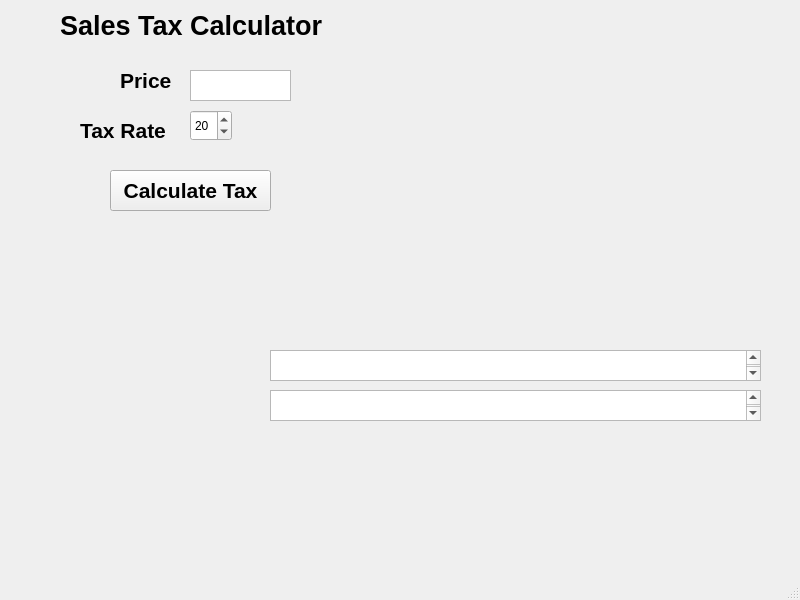
Above: tax_calculator.ui from tlsherwood/gui_qt before the change. Below: the same form after it.
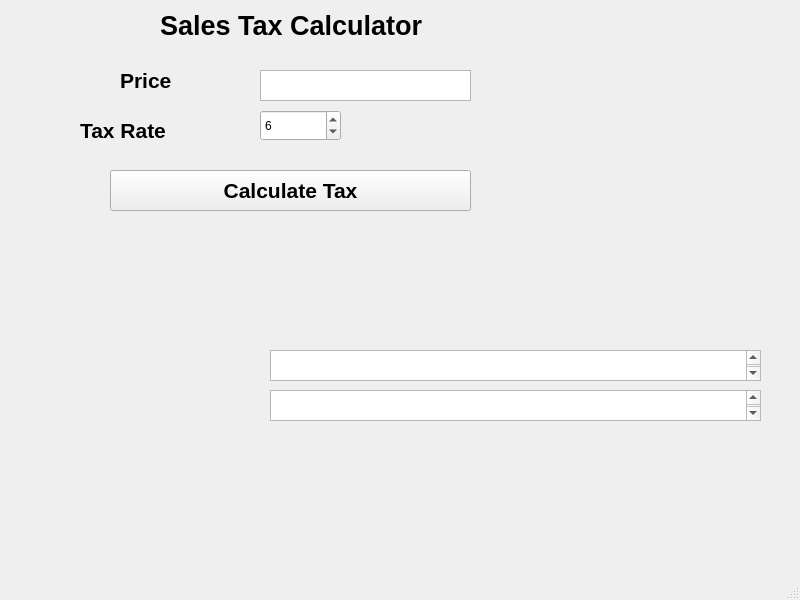
That is the form after the change.

```diff
--- a/tax_calculator.ui
+++ b/tax_calculator.ui
@@ -17,9 +17,9 @@
    <widget class="QTextEdit" name="price_box">
     <property name="geometry">
      <rect>
-      <x>190</x>
+      <x>260</x>
       <y>70</y>
-      <width>101</width>
+      <width>211</width>
       <height>31</height>
      </rect>
     </property>
@@ -29,7 +29,7 @@
      <rect>
       <x>120</x>
       <y>70</y>
-      <width>51</width>
+      <width>121</width>
       <height>21</height>
      </rect>
     </property>
@@ -48,14 +48,14 @@
    <widget class="QSpinBox" name="tax_rate">
     <property name="geometry">
      <rect>
-      <x>190</x>
+      <x>260</x>
       <y>110</y>
-      <width>42</width>
+      <width>81</width>
       <height>31</height>
      </rect>
     </property>
     <property name="value">
-     <number>20</number>
+     <number>6</number>
     </property>
    </widget>
    <widget class="QLabel" name="label_2">
@@ -63,7 +63,7 @@
      <rect>
       <x>80</x>
       <y>120</y>
-      <width>101</width>
+      <width>171</width>
       <height>21</height>
      </rect>
     </property>
@@ -84,7 +84,7 @@
      <rect>
       <x>110</x>
       <y>170</y>
-      <width>161</width>
+      <width>361</width>
       <height>41</height>
      </rect>
     </property>
@@ -121,9 +121,9 @@
    <widget class="QLabel" name="label_3">
     <property name="geometry">
      <rect>
-      <x>60</x>
+      <x>160</x>
       <y>10</y>
-      <width>291</width>
+      <width>551</width>
       <height>31</height>
      </rect>
     </property>
```
Left out of the diff: 2 changed lines with no effect on the pictures.
